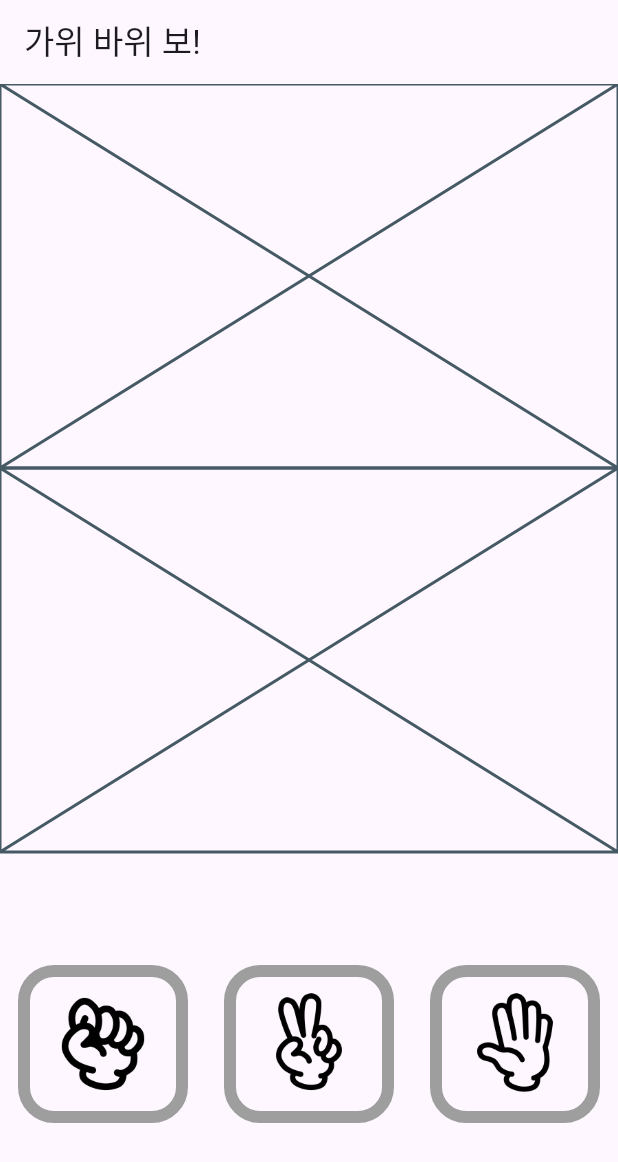
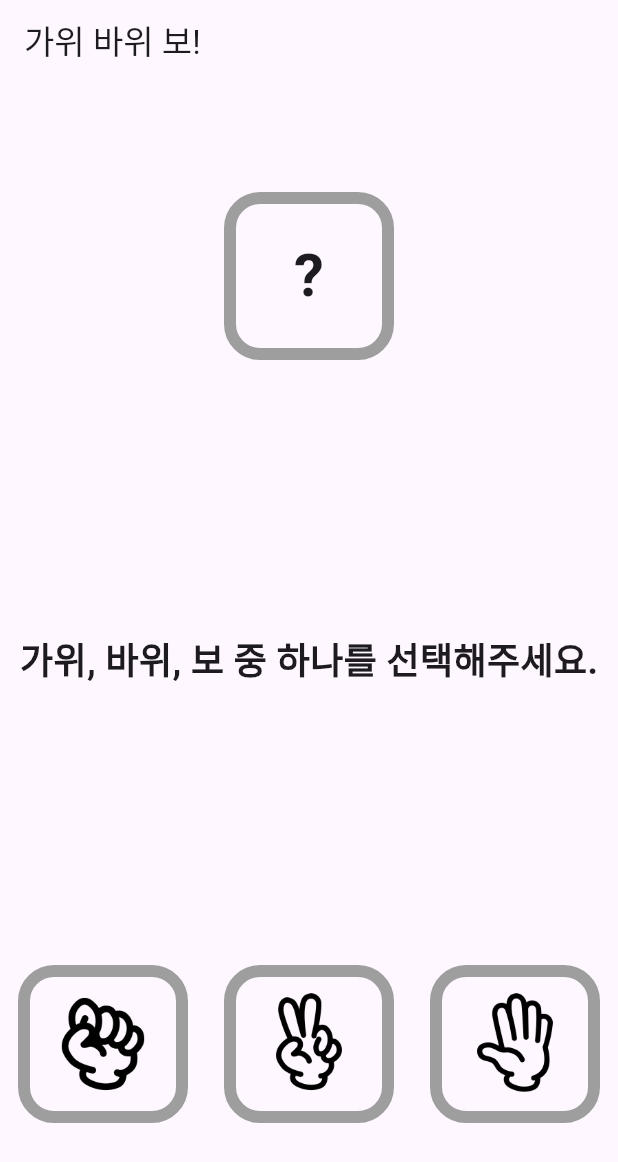
Before and after one commit to HiddenEvent/first_app, a Flutter app: the screen it shows after launch, on a phone screen of 412 x 824 dp. Shown: the top 1162 px of the screen. Run offline on Flutter 3.47's test engine with Material 3 defaults, Android fonts, the phone set to English and light mode, and no system bars; our stand-ins replace go_router.

Commit message:
[가위,바위,보 게임] Cpu 입력 값 처리, 사용자 입력 값 처리

```diff
--- a/lib/game/game_body.dart
+++ b/lib/game/game_body.dart
@@ -1,3 +1,5 @@
+import 'dart:math';
+
 import 'package:first_app/game/enum.dart';
 import 'package:first_app/game/widget/cpu_input.dart';
 import 'package:first_app/game/widget/game_result.dart';
@@ -13,21 +15,23 @@ class GameBody extends StatefulWidget {
 
 class _GameBodyState extends State<GameBody> {
   late bool isDone;
-  late InputType? _userInput;
+  InputType? _userInput;
+  late InputType _cpuInput;
 
   @override
   void initState() {
     super.initState();
     isDone = false;
+    setCpuInput();
   }
 
   @override
   Widget build(BuildContext context) {
     return Column(
       children: [
-        Expanded(child: CpuInput(isDone: isDone)),
+        Expanded(child: CpuInput(isDone: isDone, cpuInput: _cpuInput)),
         Expanded(child: GameResult(isDone: isDone)),
-        Expanded(child: UserInput(isDone: isDone, callback: setUserInput)),
+        Expanded(child: UserInput(isDone: isDone, callback: setUserInput, userInput: _userInput)),
       ],
     );
   }
@@ -38,4 +42,9 @@ class _GameBodyState extends State<GameBody> {
       _userInput = userInput;
     });
   }
+
+  void setCpuInput() {
+    final random = Random();
+    _cpuInput = InputType.values[random.nextInt(3)];
+  }
 }
--- a/lib/game/widget/cpu_input.dart
+++ b/lib/game/widget/cpu_input.dart
@@ -1,11 +1,36 @@
+import 'package:first_app/game/enum.dart';
+import 'package:first_app/game/widget/input_card.dart';
 import 'package:flutter/material.dart';
 
 class CpuInput extends StatelessWidget {
   final bool isDone;
-  const CpuInput({super.key, required this.isDone});
+  final InputType cpuInput;
+  const CpuInput({super.key, required this.isDone, required this.cpuInput});
 
   @override
   Widget build(BuildContext context) {
-    return const Placeholder();
+    return Row(
+      children: [
+        const Expanded(child: SizedBox.shrink()),
+        InputCard(child: getCpuInput()),
+        const Expanded(child: SizedBox.shrink()),
+      ],
+    );
+  }
+
+  Widget getCpuInput() {
+    if (isDone) {
+      return Image.asset(cpuInput.path);
+    }
+    return const SizedBox(
+      width: 80,
+      height: 80,
+      child: Center(
+        child: Text(
+          '?',
+          style: TextStyle(fontSize: 40, fontWeight: FontWeight.bold),
+        ),
+      ),
+    );
   }
 }
--- a/lib/game/widget/game_result.dart
+++ b/lib/game/widget/game_result.dart
@@ -6,6 +6,14 @@ class GameResult extends StatelessWidget {
 
   @override
   Widget build(BuildContext context) {
-    return const Placeholder();
+    if (isDone) {
+      return const Placeholder();
+    }
+    return Center(
+      child: Text(
+        '가위, 바위, 보 중 하나를 선택해주세요.',
+        style: TextStyle(fontSize: 24, fontWeight: FontWeight.bold),
+      ),
+    );
   }
 }
--- a/lib/game/widget/input_card.dart
+++ b/lib/game/widget/input_card.dart
@@ -6,7 +6,7 @@ class InputCard extends StatelessWidget {
   const InputCard({
     super.key,
     required this.child,
-    required this.callback,
+    this.callback,
   });
 
   @override
--- a/lib/game/widget/user_input.dart
+++ b/lib/game/widget/user_input.dart
@@ -4,13 +4,20 @@ import 'package:flutter/material.dart';
 
 class UserInput extends StatelessWidget {
   final bool isDone;
+  final InputType? userInput;
   final Function(InputType) callback;
-  const UserInput({super.key, required this.isDone, required this.callback});
+  const UserInput({super.key, required this.isDone, required this.userInput, required this.callback});
 
   @override
   Widget build(BuildContext context) {
     if (isDone) {
-      return Placeholder();
+      return Row(
+        children: [
+          Expanded(child: SizedBox.shrink()),
+          InputCard(child: Image.asset(userInput!.path)),
+          Expanded(child: SizedBox.shrink()),
+        ],
+      );
     }
     return Row(
       children: _getInputs(callback),
```
